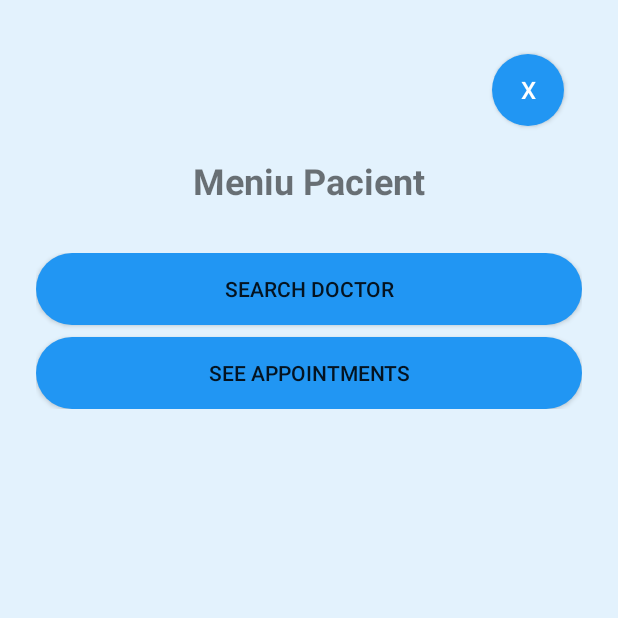
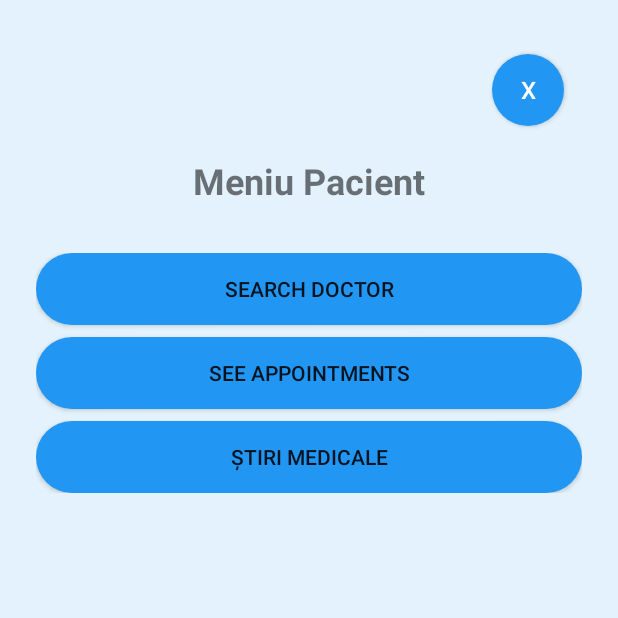
Before and after one commit to Apelia-Ion/Medical4You, an Android app: the ControllerActivity screen opened directly, with no data from a screen before it, on a phone screen of 412 x 824 dp, the top half of it. Run offline under Robolectric (Android 15) with nearby library versions, the phone set to English and light mode, and no system bars.

Commit message:
Added HTTP request and Json deserialization
+ color selector

```diff
--- a/app/build.gradle.kts
+++ b/app/build.gradle.kts
@@ -76,4 +76,8 @@ dependencies {
     implementation("androidx.navigation:navigation-fragment-ktx:2.6.0")
     implementation("androidx.navigation:navigation-ui-ktx:2.6.0")
 
+    // Retrofit
+    implementation("com.squareup.retrofit2:retrofit:2.9.0")
+    implementation("com.squareup.retrofit2:converter-gson:2.9.0")
+
 }
--- a/app/src/main/java/com/example/medical4you/ControllerActivity.kt
+++ b/app/src/main/java/com/example/medical4you/ControllerActivity.kt
@@ -19,6 +19,7 @@ import com.example.medical4you.ui.doctor.DoctorAppointmentsActivity
 import com.example.medical4you.ui.pacient.PatientAppointmentFragment
 import com.example.medical4you.ui.pacient.DoctorSearchFragment
 import androidx.fragment.app.Fragment
+import com.example.medical4you.ui.pacient.NewsFragment
 
 class ControllerActivity : AppCompatActivity() {
     override fun onCreate(savedInstanceState: Bundle?) {
@@ -35,6 +36,7 @@ class ControllerActivity : AppCompatActivity() {
         val btnDoctorAppointments = findViewById<Button>(R.id.btn_doctor_appointments)
         val btnSearchDoctor = findViewById<Button>(R.id.btn_search_doctor)
         val btnViewAppointments = findViewById<Button>(R.id.btn_view_appointments)
+        val btnNews = findViewById<Button>(R.id.btn_news)
         val btnListPatients = findViewById<Button>(R.id.btn_list_patients)
         val btnListDoctors = findViewById<Button>(R.id.btn_list_doctors)
         val btnPendingDoctors = findViewById<Button>(R.id.btn_pending_doctors)
@@ -68,6 +70,11 @@ class ControllerActivity : AppCompatActivity() {
                 btnViewAppointments.setOnClickListener {
                     showFragment(PatientAppointmentFragment())
                 }
+
+                btnNews.visibility = View.VISIBLE
+                btnNews.setOnClickListener {
+                    showFragment(NewsFragment())
+                }
             }
             "admin" -> {
                 title.text = "Meniu Administrator"
@@ -89,7 +96,7 @@ class ControllerActivity : AppCompatActivity() {
             }, 150)
         }
 
-        // ✅ Buton DOCTORS → fragment full-screen + ascunde meniu
+        // Buton DOCTORS → fragment full-screen + ascunde meniu
         btnListDoctors.setOnClickListener {
             menuContainer.visibility = View.GONE
             btnLogout.visibility = View.GONE
@@ -136,19 +143,41 @@ class ControllerActivity : AppCompatActivity() {
                 .addToBackStack(null)
                 .commit()
         }
+
+        //la apasarea back -> readuce meniul
+        supportFragmentManager.addOnBackStackChangedListener {
+            val activeFragments = supportFragmentManager.fragments.filter { it.isVisible }
+
+            val menu = findViewById<LinearLayout>(R.id.menu_container)
+            val logoutBtn = findViewById<Button>(R.id.btn_logout)
+
+            if (activeFragments.isEmpty()) {
+                menu.visibility = View.VISIBLE
+                logoutBtn.visibility = View.VISIBLE
+            } else {
+                menu.visibility = View.GONE
+                logoutBtn.visibility = View.GONE
+            }
+        }
+
     }
 
     override fun onResume() {
         super.onResume()
 
-        // ✅ Dacă nu există niciun fragment activ, readu meniul
-        val isFragmentActive = supportFragmentManager.fragments.any { it is AdminDoctorListFragment }
-        if (!isFragmentActive) {
-            findViewById<LinearLayout>(R.id.menu_container).visibility = View.VISIBLE
+        val activeFragments = supportFragmentManager.fragments.filter { it.isVisible }
+        val menu = findViewById<LinearLayout>(R.id.menu_container)
+        val logoutBtn = findViewById<Button>(R.id.btn_logout)
 
-
+        if (activeFragments.isEmpty()) {
+            menu.visibility = View.VISIBLE
+            logoutBtn.visibility = View.VISIBLE
+        } else {
+            menu.visibility = View.GONE
+            logoutBtn.visibility = View.GONE
         }
     }
+
 
     private fun showFragment(fragment: Fragment) {
         findViewById<LinearLayout>(R.id.menu_container).visibility = View.GONE
--- /dev/null
+++ b/app/src/main/res/color/news_selector.xml
@@ -0,0 +1,6 @@
+<?xml version="1.0" encoding="utf-8"?>
+<selector xmlns:android="http://schemas.android.com/apk/res/android">
+    <item android:color="@color/purple_200" android:state_pressed="true" />
+    <item android:color="@color/pink" android:state_selected="true" />
+    <item android:color="@color/white" />
+</selector>
--- a/app/src/main/res/layout/activity_controller.xml
+++ b/app/src/main/res/layout/activity_controller.xml
@@ -81,6 +81,16 @@
             android:layout_marginTop="8dp" />
 
         <Button
+            android:id="@+id/btn_news"
+            android:layout_width="match_parent"
+            android:layout_height="wrap_content"
+            android:background="@drawable/rounded_button"
+            android:backgroundTint="@color/blue"
+            android:text="Știri medicale"
+            android:visibility="gone"
+            android:layout_marginTop="8dp" />
+
+        <Button
             android:id="@+id/btn_list_patients"
             android:layout_width="match_parent"
             android:layout_height="wrap_content"
--- a/app/src/main/res/values/colors.xml
+++ b/app/src/main/res/values/colors.xml
@@ -8,6 +8,8 @@
     <color name="green">#004D40</color>
 
     <color name="light_blue">#E3F2FD</color>
+    <color name="pink">#FF69B4</color>
+    <color name="purple_200">#BB86FC</color>
 
 
 
```
Also changed, not shown: app/src/main/java/com/example/medical4you/data/model/NewsArticle.kt (added, +7 -0 lines), app/src/main/java/com/example/medical4you/data/network/ApiService.kt (added, +9 -0 lines), app/src/main/java/com/example/medical4you/data/network/RetrofitInstance.kt (added, +14 -0 lines), app/src/main/java/com/example/medical4you/ui/pacient/NewsAdapter.kt (added, +42 -0 lines), app/src/main/java/com/example/medical4you/ui/pacient/NewsFragment.kt (added, +47 -0 lines), app/src/main/res/layout/fragment_news.xml (added, +21 -0 lines), app/src/main/res/layout/item_news_article.xml (added, +26 -0 lines).
